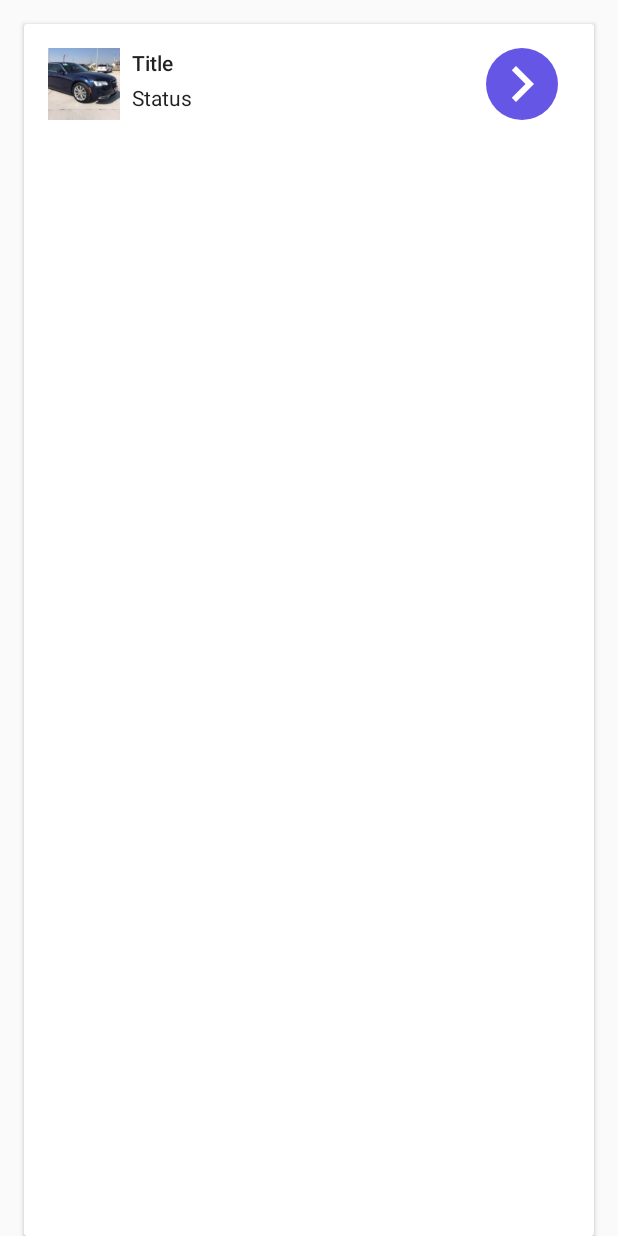
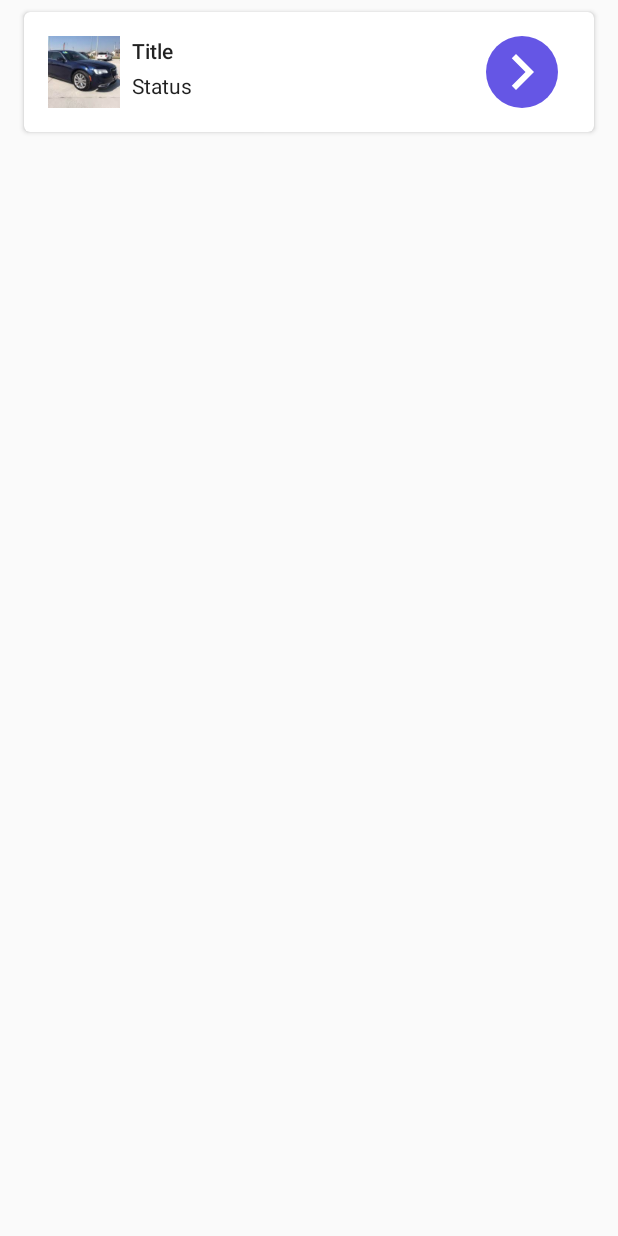
Before and after one commit to evgenii-kanivets/vabama, an Android app: the layout view_item_car.xml on its own in the app's theme, with its tools: preview values and no code run, on a phone screen of 412 x 824 dp. Run offline under Robolectric (Android 15) with nearby library versions, the light colour scheme and no system bars.

Commit message:
Visual adjustements.

```diff
--- /dev/null
+++ b/app/src/main/res/drawable/white_ripple.xml
@@ -0,0 +1,11 @@
+<?xml version="1.0" encoding="utf-8"?>
+<ripple xmlns:android="http://schemas.android.com/apk/res/android"
+    android:color="@color/grey">
+    <item
+        android:id="@android:id/background"
+        android:gravity="center">
+        <shape android:shape="rectangle">
+            <solid android:color="@color/white" />
+        </shape>
+    </item>
+</ripple>
--- a/app/src/main/res/layout/content_car.xml
+++ b/app/src/main/res/layout/content_car.xml
@@ -201,7 +201,7 @@
                         android:layout_width="wrap_content"
                         android:layout_height="wrap_content"
                         android:layout_marginTop="8dp"
-                        android:text="05-03-2018" />
+                        android:text="26-06-2018" />
 
                 </LinearLayout>
 
@@ -227,7 +227,7 @@
                         android:layout_width="wrap_content"
                         android:layout_height="wrap_content"
                         android:layout_marginTop="8dp"
-                        android:text="05-03-2018" />
+                        android:text="28-06-2018" />
 
                 </LinearLayout>
 
--- a/app/src/main/res/layout/view_item_car.xml
+++ b/app/src/main/res/layout/view_item_car.xml
@@ -1,19 +1,22 @@
 <?xml version="1.0" encoding="utf-8"?>
 
 <LinearLayout xmlns:android="http://schemas.android.com/apk/res/android"
+    xmlns:app="http://schemas.android.com/apk/res-auto"
     xmlns:tools="http://schemas.android.com/tools"
     android:layout_width="match_parent"
-    android:layout_height="match_parent"
+    android:layout_height="wrap_content"
     android:orientation="horizontal">
 
     <android.support.v7.widget.CardView
         android:id="@+id/cardView"
         android:layout_width="match_parent"
         android:layout_height="match_parent"
+        android:layout_marginBottom="8dp"
         android:layout_marginEnd="16dp"
         android:layout_marginStart="16dp"
-        android:layout_marginTop="16dp"
-        android:background="@color/white">
+        android:layout_marginTop="8dp"
+        android:background="@drawable/white_ripple"
+        app:cardCornerRadius="4dp">
 
         <LinearLayout
             android:layout_width="match_parent"
```
Also changed, not shown: app/src/main/res/layout/activity_main.xml (+16 -18 lines).
